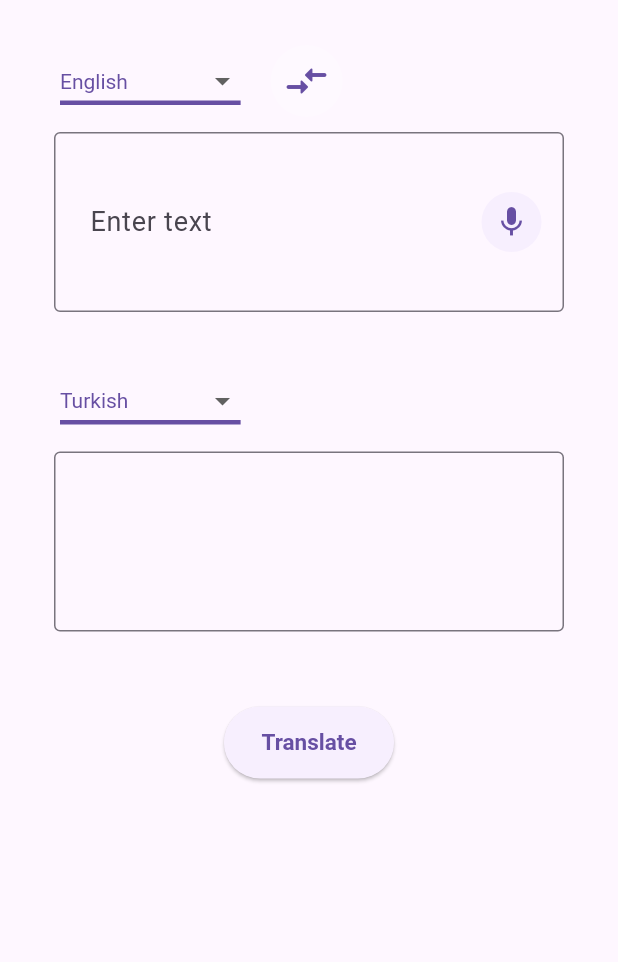
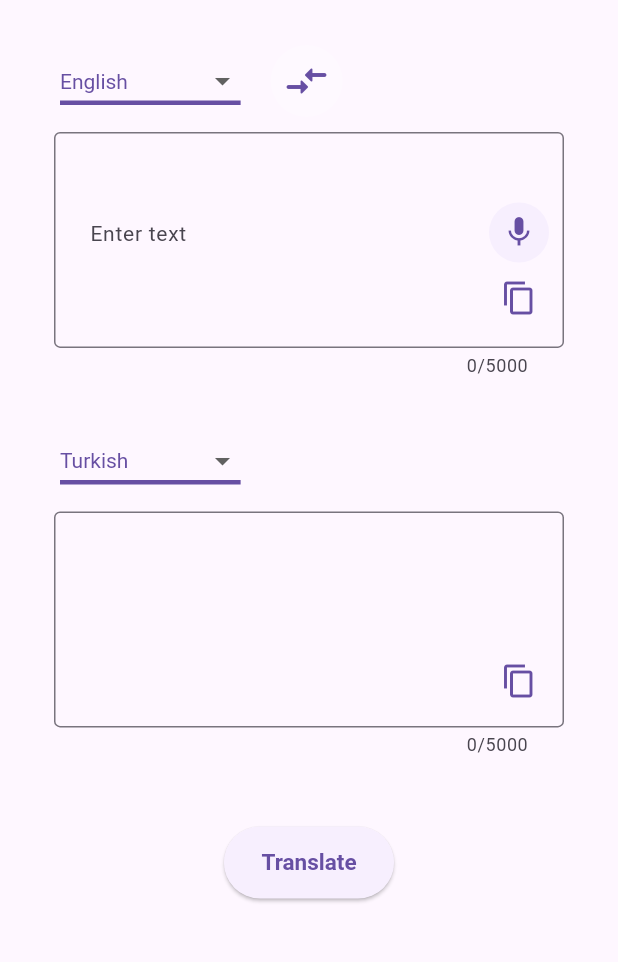
Before and after one commit to AslihanYoldas/Flutter-Translator-App, a Flutter app: the screen it shows after launch, after a tap on the "compare arrows" icon, on a phone screen of 412 x 824 dp, the part 84-1046 px from its top. Run offline on Flutter 3.47's test engine with Material 2 defaults, Android fonts, the phone set to English and light mode, and no system bars; our stand-ins replace dio, flutter_bloc, get_it, retrofit, speech_to_text; generated files the repository leaves out were written again.

Commit message:
Translator cubit error (init state) fixed| Textfield suffixicons updated with adding copy button

```diff
--- a/lib/cubit/translator/translator_view.dart
+++ b/lib/cubit/translator/translator_view.dart
@@ -66,7 +66,11 @@ class TranslatorView extends StatelessWidget {
                   listener: (context, state) {},
                   builder: (context, state) {
                     if (state is InitState) {
-                      locator.get<TranslatorCubit>().fetchTranslatorPage("");
+                      return TranslatorPage(
+                          null,
+                          null,
+                          locator.get<TranslatorCubit>().sourceLanguage,
+                          locator.get<TranslatorCubit>().targetLanguage);
 
                     }
                     else if (state is LoadingState) {
@@ -120,12 +124,7 @@ class TranslatorView extends StatelessWidget {
                 /*else if(state is SpeechListeningStoppedState){
                   debugPrint("SpeechListeningStoppedState");
                 }*/
-
-
                 return const Center(child: Text(''));
-
-
-
               })
             ]
           ),
--- a/lib/widgets/text_field_widget.dart
+++ b/lib/widgets/text_field_widget.dart
@@ -1,23 +1,25 @@
 
 import 'package:flutter/material.dart';
+import 'package:flutter/services.dart';
 import 'package:flutter_translator_app/widgets/bottom_sheet_widget.dart';
 Widget buildTextField(context,TextEditingController controller, String? sourceLan, String? targetLan, {bool readOnly = false}) {
   return SizedBox(
     width: 340,
-    height: 120,
+    height: 160,
     child: TextField(
       controller: controller,
       readOnly: readOnly,
+      maxLength: 5000,
       expands: true,
       cursorColor:Theme.of(context).focusColor ,
-      style: const TextStyle(fontSize: 18.0, height: 1.0),
+      style: const TextStyle(fontSize: 14.0, height: 1.0),
       textInputAction: TextInputAction.newline,
       keyboardType: TextInputType.multiline,
       textAlign: TextAlign.start,
       maxLines: null,
       decoration: InputDecoration(
         contentPadding: const  EdgeInsets.symmetric(horizontal: 20, vertical: 10),
-        suffixIcon: readOnly ? null : buildGestureDetector(context,sourceLan,targetLan),
+        suffixIcon: readOnly ? buildSuffixIconsOutput(context, controller) : buildSuffixIconsInput(context,controller,sourceLan,targetLan),
         hintText: readOnly ? null : 'Enter text',
         border: OutlineInputBorder(
           borderSide: BorderSide(color: Colors.grey.withOpacity(0.4), width: 1.0),
@@ -35,24 +37,62 @@ Widget buildTextField(context,TextEditingController controller, String? sourceLa
   );
 
 }
- Widget buildGestureDetector(context,String? sourceLan, String? targetLan) {
-   return GestureDetector(
+
+Widget buildSuffixIconsInput(BuildContext context,
+    TextEditingController controller, String? sourceLan, String? targetLan) {
+  return IntrinsicWidth(
+    child: Container(
+      width: 40,
+      margin: const EdgeInsets.fromLTRB(30, 50, 10, 10),
+      padding: const EdgeInsets.symmetric(horizontal: 0, vertical: 5),
+      child: Column(
+        children: [
+          GestureDetector(
             onTap: () async {
-       speechBottomSheet(context,"Tap to mic") ;
-
+              speechBottomSheet(context, "Tap to mic");
             },
-    child: Container(
-      margin: const EdgeInsets.symmetric(vertical: 10,horizontal: 10),
-      padding: const EdgeInsets.symmetric(horizontal: 5,vertical: 5),
               child: CircleAvatar(
-
                   backgroundColor: Theme.of(context).primaryColor,
                   radius: 20,
-          child:  Icon(
+                  child: Icon(
                     Icons.mic,
-            color:Theme.of(context).focusColor ,
+                    color: Theme.of(context).focusColor,
                   )),
             ),
+          buildCopyButton(context, controller),
+        ],
+      ),
+    ),
   );
+}
 
+Widget buildSuffixIconsOutput(BuildContext context,
+    TextEditingController controller) {
+  return IntrinsicWidth(
+    child: Container(
+      alignment: Alignment.bottomRight,
+      width: 40,
+      margin: const EdgeInsets.fromLTRB(30, 50, 10, 10),
+      padding: const EdgeInsets.symmetric(horizontal: 0, vertical: 5),
+      child: buildCopyButton(context, controller),
+
+    ),
+  );
 }
+Widget buildCopyButton(context,TextEditingController controller){
+  return IconButton(
+    onPressed: (){
+      Clipboard.setData(ClipboardData(text: controller.text)).then((result) {
+        const snackBar = SnackBar(
+          content: Text('Copied to Clipboard'),
+        );
+        ScaffoldMessenger.of(context).showSnackBar(snackBar);
+      });;
+    },
+    icon:Icon(
+        Icons.copy,
+        color: Theme.of(context).focusColor
+
+    ),
+  );
+}
```
Lines whose indentation alone changed are shown as unchanged.
